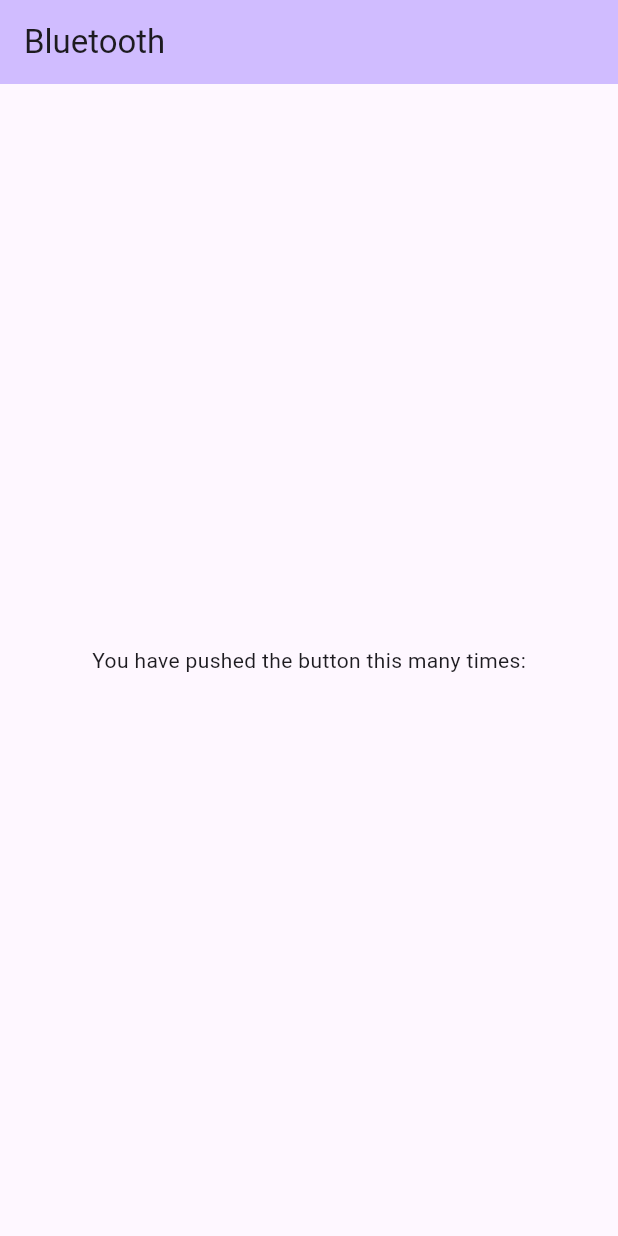
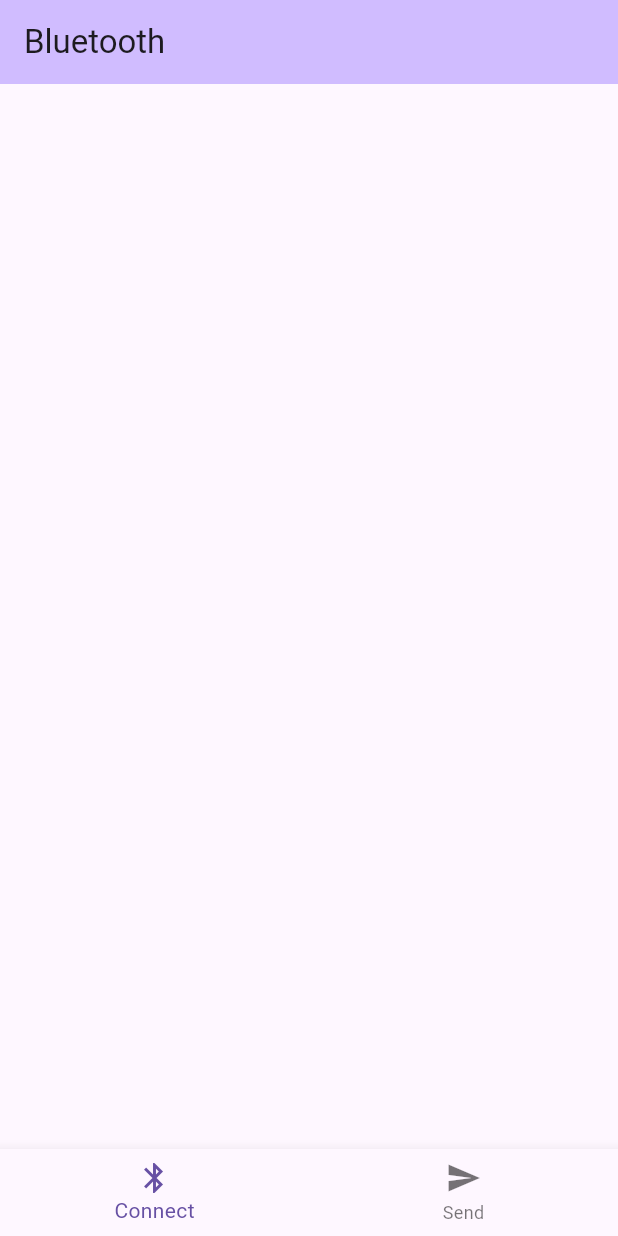
Before and after one commit to Niklas-gif/flutter_arduino_bluetooth_example, a Flutter app: the screen it shows after launch, on a phone screen of 412 x 824 dp. Run offline on Flutter 3.47's test engine with Material 3 defaults, Android fonts, the phone set to English and light mode, and no system bars; our stand-ins replace adaptive_theme; missing offline and left inert: dart:ffi.

Commit message:
Navigation

```diff
--- a/lib/main.dart
+++ b/lib/main.dart
@@ -1,4 +1,5 @@
 import 'package:flutter/material.dart';
+import 'package:flutter_arduino_bluetooth_example/nav_widget.dart';
 import 'package:provider/provider.dart';
 import 'package:adaptive_theme/adaptive_theme.dart';
 
@@ -45,16 +46,6 @@ class MyHomePage extends StatelessWidget {
             .inversePrimary,
         title: const Text("Bluetooth"),
       ),
-      body: const Center(
-        child: Column(
-          mainAxisAlignment: MainAxisAlignment.center,
-          children: <Widget>[
-            Text(
-              'You have pushed the button this many times:',
-            ),
-          ],
-        ),
-      ),
-    );
+      body: NavigationScreen());
   }
 }
--- a/lib/nav_widget.dart
+++ b/lib/nav_widget.dart
@@ -1,7 +1,13 @@
+import 'dart:ffi';
+
 import 'package:flutter/material.dart';
 import 'package:provider/provider.dart';
 
 class BottomNavigationBarProvider with ChangeNotifier {
+  List<NavBarItem> items = [
+    NavBarItem(label: "Connect",icon: Icons.bluetooth),
+    NavBarItem(label: "Send",icon: Icons.send)
+  ];
   int _currentIndex = 0;
   int get currentIndex {
     return _currentIndex;
@@ -13,21 +19,28 @@ class BottomNavigationBarProvider with ChangeNotifier {
   }
 }
 
-class NavWidget extends StatelessWidget {
-  const NavWidget({super.key});
+class NavBarItem {
+  Widget? widget;
+  String? label;
+  IconData? icon;
+
+  NavBarItem({this.widget,this.label,this.icon});
+}
+
+class NavigationScreen extends StatelessWidget {
+  const NavigationScreen({super.key});
 
   @override
   Widget build(BuildContext context) {
-    return NavigationBar(
-      destinations: [
-        NavigationDestination(
-            icon: Icon(Icons.bluetooth),
-            label: 'Connect'),
-        NavigationDestination(
-            icon: Icon(Icons.send),
-            label: 'Send')
-      ],
-      selectedIndex: BottomNavigationBarProvider()._currentIndex,
+    final navProvider = BottomNavigationBarProvider();
+    return Scaffold(
+      body: navProvider.items[navProvider._currentIndex].widget,
+      bottomNavigationBar: BottomNavigationBar(
+        currentIndex: navProvider._currentIndex,
+        onTap: (index) {
+          navProvider._currentIndex = index;
+        },items: navProvider.items.map((item)=>BottomNavigationBarItem(icon: Icon(item.icon),label: item.label)).toList(),
+      ),
     );
   }
 }
```
